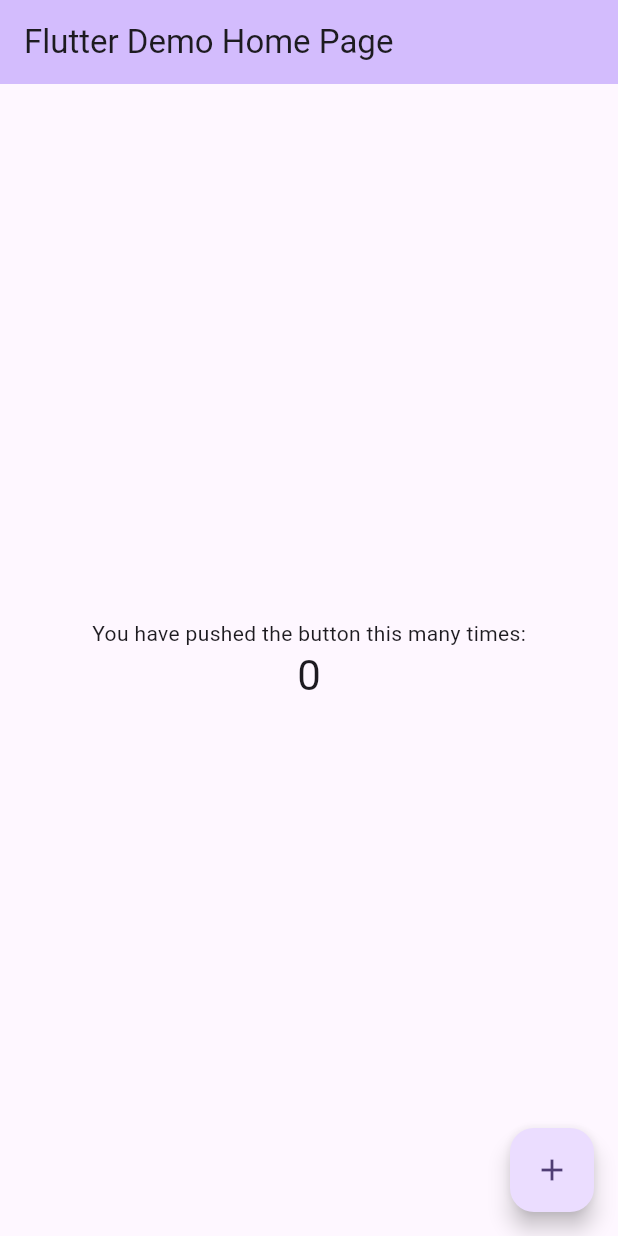
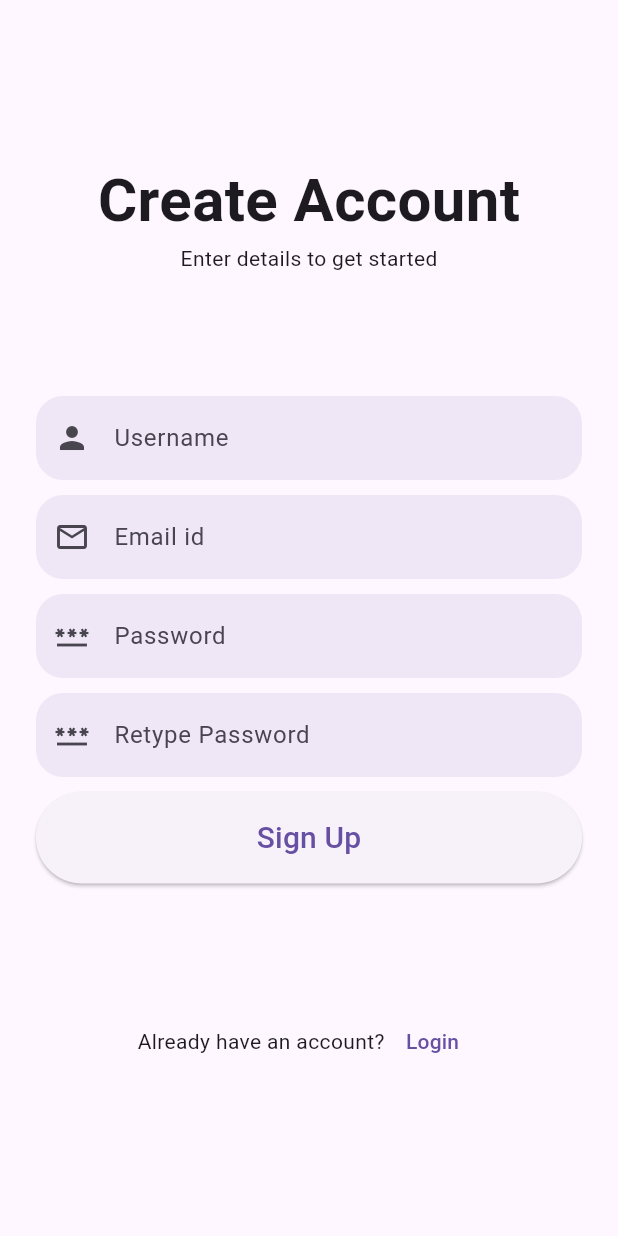
Before and after one commit to Sainigurnoor511/Local-Dost, a Flutter app: the screen it shows after launch, on a phone screen of 412 x 824 dp. Run offline on Flutter 3.47's test engine with Material 3 defaults, Android fonts, the phone set to English and light mode, and no system bars.

Commit message:
added login and signup pages

```diff
--- a/login_page/lib/main.dart
+++ b/login_page/lib/main.dart
@@ -1,4 +1,5 @@
 import 'package:flutter/material.dart';
+import 'package:login_page/signup.dart';
 
 void main() {
   runApp(const MyApp());
@@ -13,113 +14,9 @@ class MyApp extends StatelessWidget {
     return MaterialApp(
       title: 'Flutter Demo',
       theme: ThemeData(
-        // This is the theme of your application.
-        //
-        // TRY THIS: Try running your application with "flutter run". You'll see
-        // the application has a purple toolbar. Then, without quitting the app,
-        // try changing the seedColor in the colorScheme below to Colors.green
-        // and then invoke "hot reload" (save your changes or press the "hot
-        // reload" button in a Flutter-supported IDE, or press "r" if you used
-        // the command line to start the app).
-        //
-        // Notice that the counter didn't reset back to zero; the application
-        // state is not lost during the reload. To reset the state, use hot
-        // restart instead.
-        //
-        // This works for code too, not just values: Most code changes can be
-        // tested with just a hot reload.
-        colorScheme: ColorScheme.fromSeed(seedColor: Colors.deepPurple),
-        useMaterial3: true,
+        primarySwatch: Colors.blue,
       ),
-      home: const MyHomePage(title: 'Flutter Demo Home Page'),
+      home: const SignUpScreen(),
     );
   }
 }
-
-class MyHomePage extends StatefulWidget {
-  const MyHomePage({super.key, required this.title});
-
-  // This widget is the home page of your application. It is stateful, meaning
-  // that it has a State object (defined below) that contains fields that affect
-  // how it looks.
-
-  // This class is the configuration for the state. It holds the values (in this
-  // case the title) provided by the parent (in this case the App widget) and
-  // used by the build method of the State. Fields in a Widget subclass are
-  // always marked "final".
-
-  final String title;
-
-  @override
-  State<MyHomePage> createState() => _MyHomePageState();
-}
-
-class _MyHomePageState extends State<MyHomePage> {
-  int _counter = 0;
-
-  void _incrementCounter() {
-    setState(() {
-      // This call to setState tells the Flutter framework that something has
-      // changed in this State, which causes it to rerun the build method below
-      // so that the display can reflect the updated values. If we changed
-      // _counter without calling setState(), then the build method would not be
-      // called again, and so nothing would appear to happen.
-      _counter++;
-    });
-  }
-
-  @override
-  Widget build(BuildContext context) {
-    // This method is rerun every time setState is called, for instance as done
-    // by the _incrementCounter method above.
-    //
-    // The Flutter framework has been optimized to make rerunning build methods
-    // fast, so that you can just rebuild anything that needs updating rather
-    // than having to individually change instances of widgets.
-    return Scaffold(
-      appBar: AppBar(
-        // TRY THIS: Try changing the color here to a specific color (to
-        // Colors.amber, perhaps?) and trigger a hot reload to see the AppBar
-        // change color while the other colors stay the same.
-        backgroundColor: Theme.of(context).colorScheme.inversePrimary,
-        // Here we take the value from the MyHomePage object that was created by
-        // the App.build method, and use it to set our appbar title.
-        title: Text(widget.title),
-      ),
-      body: Center(
-        // Center is a layout widget. It takes a single child and positions it
-        // in the middle of the parent.
-        child: Column(
-          // Column is also a layout widget. It takes a list of children and
-          // arranges them vertically. By default, it sizes itself to fit its
-          // children horizontally, and tries to be as tall as its parent.
-          //
-          // Column has various properties to control how it sizes itself and
-          // how it positions its children. Here we use mainAxisAlignment to
-          // center the children vertically; the main axis here is the vertical
-          // axis because Columns are vertical (the cross axis would be
-          // horizontal).
-          //
-          // TRY THIS: Invoke "debug painting" (choose the "Toggle Debug Paint"
-          // action in the IDE, or press "p" in the console), to see the
-          // wireframe for each widget.
-          mainAxisAlignment: MainAxisAlignment.center,
-          children: <Widget>[
-            const Text(
-              'You have pushed the button this many times:',
-            ),
-            Text(
-              '$_counter',
-              style: Theme.of(context).textTheme.headlineMedium,
-            ),
-          ],
-        ),
-      ),
-      floatingActionButton: FloatingActionButton(
-        onPressed: _incrementCounter,
-        tooltip: 'Increment',
-        child: const Icon(Icons.add),
-      ), // This trailing comma makes auto-formatting nicer for build methods.
-    );
-  }
-}
--- /dev/null
+++ b/login_page/lib/signup.dart
@@ -0,0 +1,123 @@
+// ignore_for_file: prefer_const_constructors, prefer_const_literals_to_create_immutables
+
+import 'package:flutter/material.dart';
+
+class SignUpScreen extends StatelessWidget {
+
+  const SignUpScreen({super.key});
+
+  @override
+  Widget build(BuildContext context) {
+    return SafeArea(
+        child: Scaffold(
+          body: Container(
+            margin: EdgeInsets.all(24),
+            child:
+            Column(mainAxisAlignment: MainAxisAlignment.spaceEvenly, children: [
+              _header(context),
+              _inputFields(context),
+              _loginInfo(context),
+            ]),
+          ),
+        ));
+  }
+
+  _header(context) {
+    return Column(
+      children: [
+        Text(
+          "Create Account",
+          style: TextStyle(fontSize: 40, fontWeight: FontWeight.bold),
+        ),
+        Text("Enter details to get started"),
+      ],
+    );
+  }
+
+  _inputFields(context) {
+    return Column(
+      crossAxisAlignment: CrossAxisAlignment.stretch,
+      children: [
+        TextField(
+          decoration: InputDecoration(
+            hintText: "Username",
+            fillColor: Theme.of(context).primaryColor.withOpacity(0.1),
+            filled: true,
+            prefixIcon: Icon(Icons.person),
+            border: OutlineInputBorder(
+                borderRadius: BorderRadius.circular(18),
+                borderSide: BorderSide.none),
+          ),
+        ),
+        SizedBox(
+          height: 10,
+        ),
+        TextField(
+          decoration: InputDecoration(
+            hintText: "Email id",
+            fillColor: Theme.of(context).primaryColor.withOpacity(0.1),
+            filled: true,
+            prefixIcon: Icon(Icons.email_outlined),
+            border: OutlineInputBorder(
+                borderRadius: BorderRadius.circular(18),
+                borderSide: BorderSide.none),
+          ),
+        ),
+        SizedBox(
+          height: 10,
+        ),
+        TextField(
+          decoration: InputDecoration(
+            hintText: "Password",
+            fillColor: Theme.of(context).primaryColor.withOpacity(0.1),
+            filled: true,
+            prefixIcon: Icon(Icons.password_outlined),
+            border: OutlineInputBorder(
+                borderRadius: BorderRadius.circular(18),
+                borderSide: BorderSide.none),
+          ),
+          obscureText: true,
+        ),
+        SizedBox(
+          height: 10,
+        ),
+        TextField(
+          decoration: InputDecoration(
+            hintText: "Retype Password",
+            fillColor: Theme.of(context).primaryColor.withOpacity(0.1),
+            filled: true,
+            prefixIcon: Icon(Icons.password_outlined),
+            border: OutlineInputBorder(
+                borderRadius: BorderRadius.circular(18),
+                borderSide: BorderSide.none),
+          ),
+          obscureText: true,
+        ),
+        SizedBox(
+          height: 10,
+        ),
+        ElevatedButton(
+          onPressed: () {},
+          child: Text(
+            "Sign Up",
+            style: TextStyle(fontSize: 20),
+          ),
+          style: ElevatedButton.styleFrom(
+            shape: StadiumBorder(),
+            padding: EdgeInsets.symmetric(vertical: 16),
+          ),
+        )
+      ],
+    );
+  }
+
+  _loginInfo(context) {
+    return Row(
+      mainAxisAlignment: MainAxisAlignment.center,
+      children: [
+        Text("Already have an account?"),
+        TextButton(onPressed: () {}, child: Text("Login"))
+      ],
+    );
+  }
+}
```
Also changed, not shown: login_page/lib/login.dart (added).
